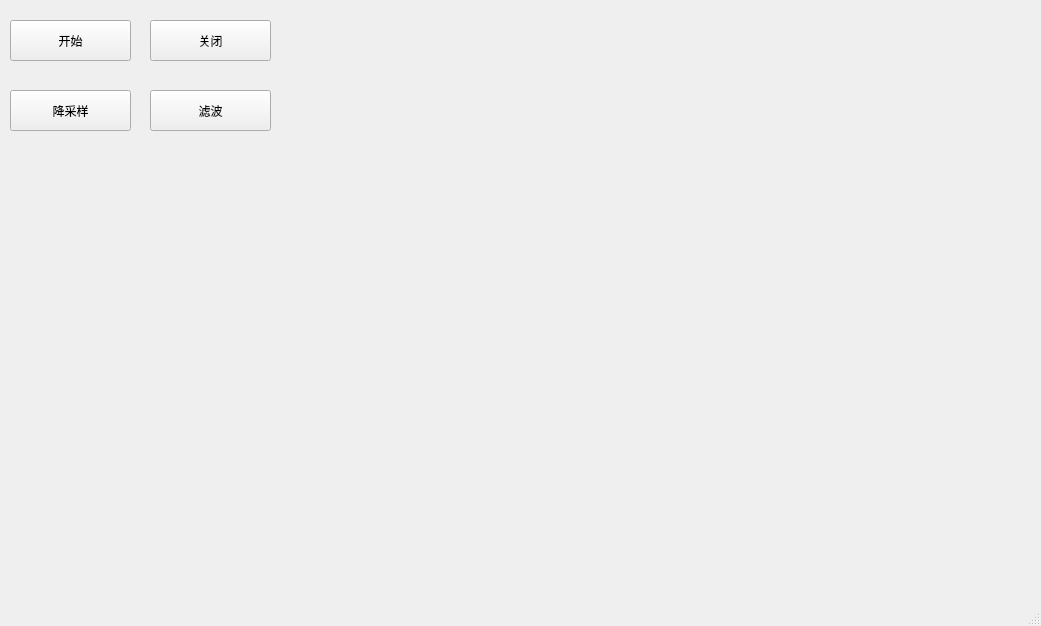
Before: the Qt Designer form mainwindow.ui in CAmateur1/Bachelor_Graduation, drawn with Qt 5.
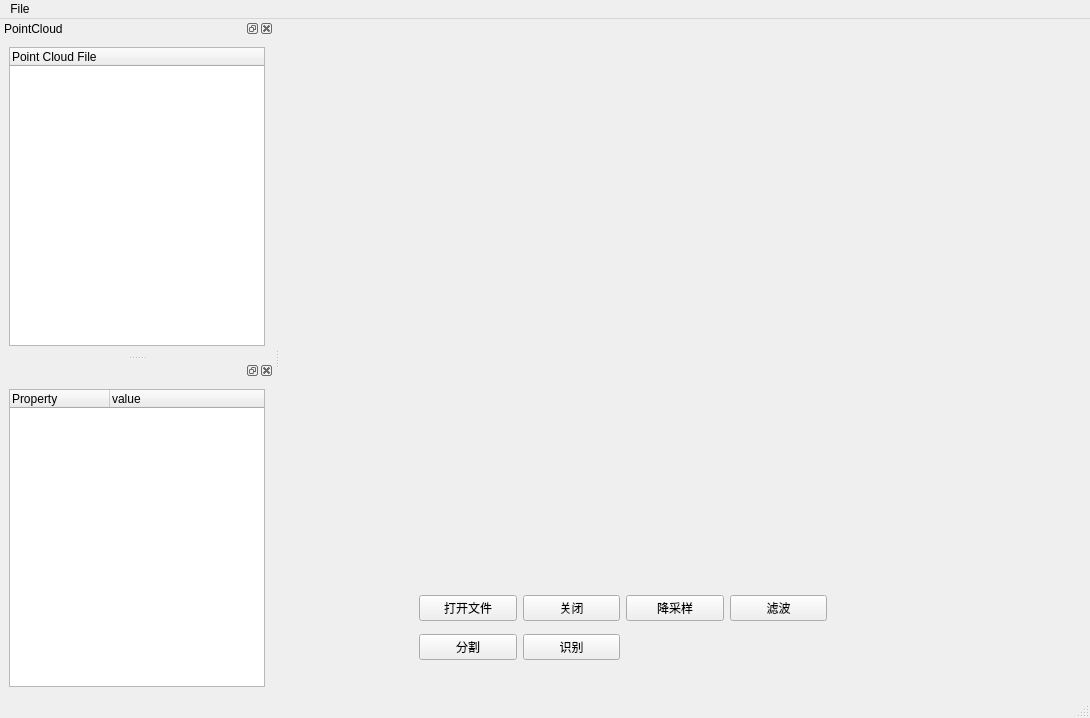
After: the same form once the commit is applied.

Commit message: 1、使用dockWidget和QTreeWidget实现找到点云数据存放的文件夹并显示其中的点云文件，目前只支持.ply文件 2、实现点云属性的获取与显示，只能获取点云总数 3、实现点云分割算法

```diff
--- a/mainwindow.ui
+++ b/mainwindow.ui
@@ -9,78 +9,175 @@
    <rect>
     <x>0</x>
     <y>0</y>
-    <width>1041</width>
-    <height>626</height>
+    <width>1090</width>
+    <height>718</height>
    </rect>
   </property>
   <property name="windowTitle">
    <string>MainWindow</string>
   </property>
   <widget class="QWidget" name="centralwidget">
-   <widget class="QPushButton" name="startButton">
-    <property name="geometry">
-     <rect>
-      <x>10</x>
-      <y>20</y>
-      <width>121</width>
-      <height>41</height>
-     </rect>
-    </property>
-    <property name="text">
-     <string>开始</string>
-    </property>
-   </widget>
-   <widget class="QPushButton" name="closeButton">
-    <property name="geometry">
-     <rect>
-      <x>150</x>
-      <y>20</y>
-      <width>121</width>
-      <height>41</height>
-     </rect>
-    </property>
-    <property name="text">
-     <string>关闭</string>
-    </property>
-   </widget>
-   <widget class="QPushButton" name="down_sampleButton">
-    <property name="geometry">
-     <rect>
-      <x>10</x>
-      <y>90</y>
-      <width>121</width>
-      <height>41</height>
-     </rect>
-    </property>
-    <property name="text">
-     <string>降采样</string>
-    </property>
-   </widget>
-   <widget class="QPushButton" name="outliers_filterButton">
-    <property name="geometry">
-     <rect>
-      <x>150</x>
-      <y>90</y>
-      <width>121</width>
-      <height>41</height>
-     </rect>
-    </property>
-    <property name="text">
-     <string>滤波</string>
-    </property>
-   </widget>
+   <layout class="QGridLayout" name="gridLayout">
+    <item row="0" column="0">
+     <widget class="QWidget" name="viewerWidget" native="true">
+      <widget class="QWidget" name="buttonWidget" native="true">
+       <property name="geometry">
+        <rect>
+         <x>130</x>
+         <y>560</y>
+         <width>408</width>
+         <height>80</height>
+        </rect>
+       </property>
+       <layout class="QGridLayout" name="gridLayout_2">
+        <item row="0" column="0">
+         <widget class="QPushButton" name="startButton">
+          <property name="text">
+           <string>打开文件</string>
+          </property>
+         </widget>
+        </item>
+        <item row="0" column="1">
+         <widget class="QPushButton" name="closeButton">
+          <property name="text">
+           <string>关闭</string>
+          </property>
+         </widget>
+        </item>
+        <item row="0" column="2">
+         <widget class="QPushButton" name="down_sampleButton">
+          <property name="text">
+           <string>降采样</string>
+          </property>
+         </widget>
+        </item>
+        <item row="0" column="3">
+         <widget class="QPushButton" name="outliers_filterButton">
+          <property name="text">
+           <string>滤波</string>
+          </property>
+         </widget>
+        </item>
+        <item row="1" column="0">
+         <widget class="QPushButton" name="segButton">
+          <property name="text">
+           <string>分割</string>
+          </property>
+         </widget>
+        </item>
+        <item row="1" column="1">
+         <widget class="QPushButton" name="recogButton">
+          <property name="text">
+           <string>识别</string>
+          </property>
+         </widget>
+        </item>
+       </layout>
+      </widget>
+     </widget>
+    </item>
+   </layout>
   </widget>
   <widget class="QMenuBar" name="menubar">
    <property name="geometry">
     <rect>
      <x>0</x>
      <y>0</y>
-     <width>1041</width>
+     <width>1090</width>
      <height>26</height>
     </rect>
    </property>
+   <widget class="QMenu" name="menu">
+    <property name="title">
+     <string>File</string>
+    </property>
+    <addaction name="actionopen"/>
+   </widget>
+   <addaction name="menu"/>
   </widget>
   <widget class="QStatusBar" name="statusbar"/>
+  <widget class="QDockWidget" name="dataDock">
+   <property name="sizePolicy">
+    <sizepolicy hsizetype="Preferred" vsizetype="Preferred">
+     <horstretch>0</horstretch>
+     <verstretch>0</verstretch>
+    </sizepolicy>
+   </property>
+   <property name="minimumSize">
+    <size>
+     <width>200</width>
+     <height>250</height>
+    </size>
+   </property>
+   <property name="maximumSize">
+    <size>
+     <width>350</width>
+     <height>524287</height>
+    </size>
+   </property>
+   <property name="windowTitle">
+    <string>PointCloud</string>
+   </property>
+   <attribute name="dockWidgetArea">
+    <number>1</number>
+   </attribute>
+   <widget class="QWidget" name="dockWidgetContents">
+    <layout class="QVBoxLayout" name="verticalLayout">
+     <item>
+      <widget class="QTreeWidget" name="dataTree">
+       <column>
+        <property name="text">
+         <string>Point Cloud File</string>
+        </property>
+       </column>
+      </widget>
+     </item>
+    </layout>
+   </widget>
+  </widget>
+  <widget class="QDockWidget" name="propertyDock">
+   <property name="minimumSize">
+    <size>
+     <width>105</width>
+     <height>250</height>
+    </size>
+   </property>
+   <property name="maximumSize">
+    <size>
+     <width>350</width>
+     <height>524287</height>
+    </size>
+   </property>
+   <attribute name="dockWidgetArea">
+    <number>1</number>
+   </attribute>
+   <widget class="QWidget" name="dockWidgetContents_2">
+    <layout class="QVBoxLayout" name="verticalLayout_2">
+     <item>
+      <widget class="QTreeWidget" name="propertyTree">
+       <column>
+        <property name="text">
+         <string>Property</string>
+        </property>
+       </column>
+       <column>
+        <property name="text">
+         <string>value</string>
+        </property>
+       </column>
+      </widget>
+     </item>
+    </layout>
+   </widget>
+  </widget>
+  <action name="actionopen">
+   <property name="text">
+    <string>Open</string>
+   </property>
+   <property name="iconText">
+    <string>Open</string>
+   </property>
+  </action>
  </widget>
  <resources/>
  <connections/>
```
The commit also changes 3 other files.
